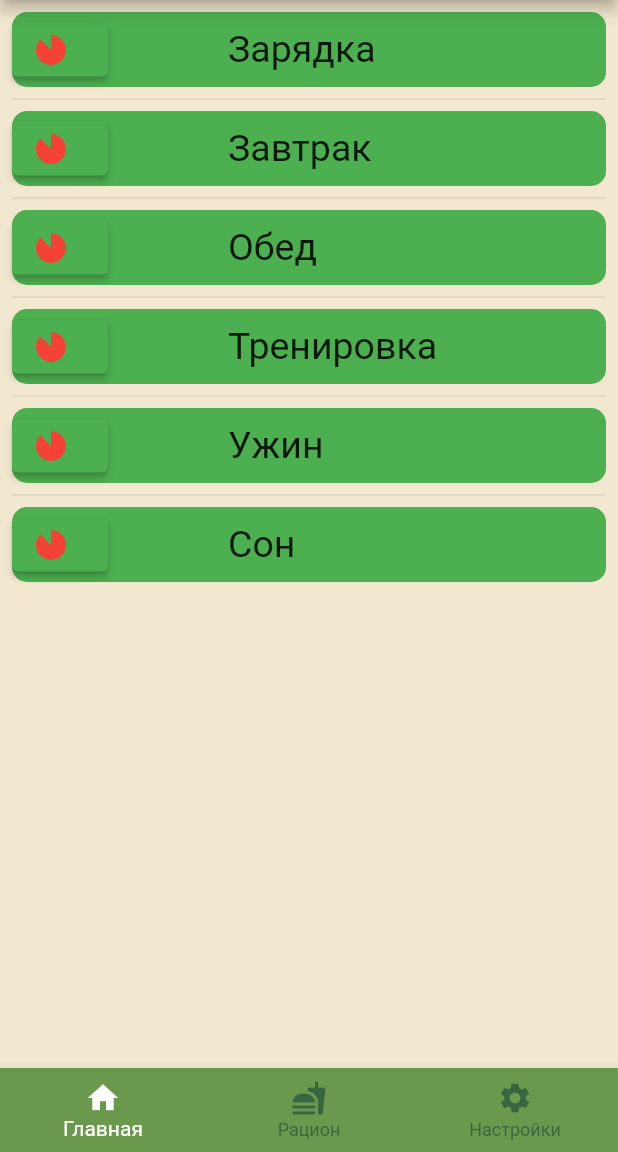
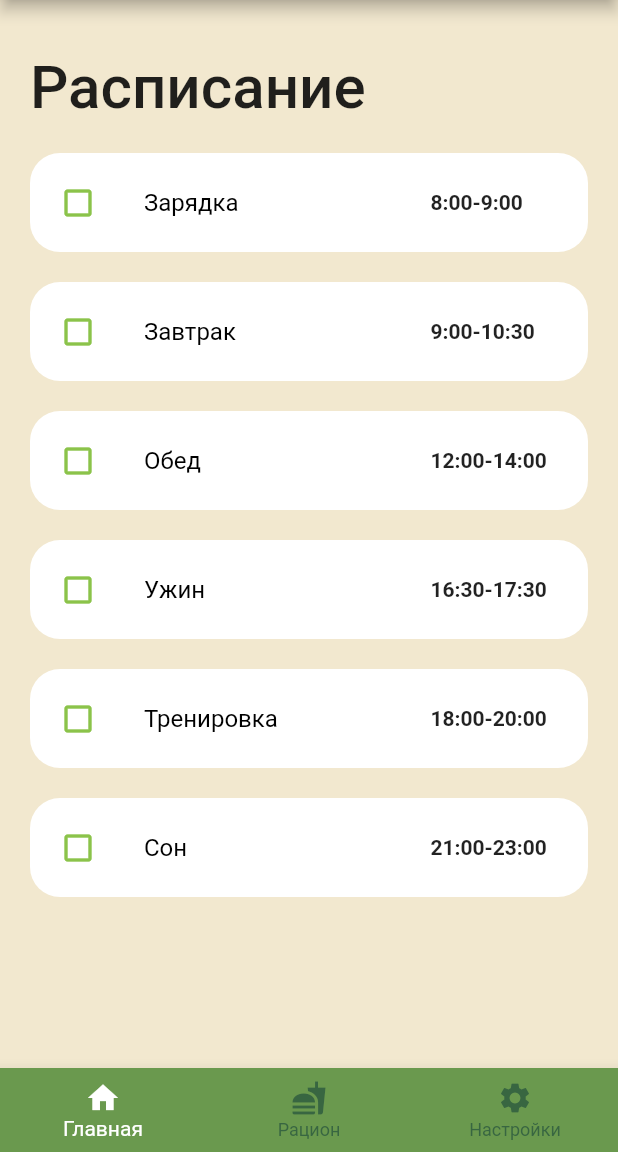
Before and after one commit to MrSolo501/Health-Helper, a Flutter app: the screen it shows after launch, on a phone screen of 412 x 824 dp, the part 84-1236 px from its top. Run offline on Flutter 3.47's test engine with Material 2 defaults, Android fonts, the phone set to English and light mode, and no system bars.

Commit message:
Добавил расписание

```diff
--- a/lib/pages/home_page.dart
+++ b/lib/pages/home_page.dart
@@ -13,9 +13,11 @@ class HomepageScreenWidget extends StatefulWidget {
 class _HomepageScreenWidgetState extends State<HomepageScreenWidget> {
   int _selectedScreen = 0;
   static const List<Widget> _widgetOptions = <Widget>[
-    TasksListWidget(),
+    TaskWidget(),
     EdaScreenWidget(),
+
     SettingsScreenWidget(),
+
   ];
 
   void onSelectScreen(int index) {
--- a/lib/tasks_list/tasks_list.dart
+++ b/lib/tasks_list/tasks_list.dart
@@ -1,48 +1,171 @@
 import 'package:flutter/material.dart';
+import 'package:health_helper/pages/home_page.dart';
 
-class TasksListWidget extends StatelessWidget {
-  const TasksListWidget({Key? key}) : super(key: key);
+class TaskWidget extends StatefulWidget {
+  const TaskWidget({super.key});
+
+  @override
+  State<StatefulWidget> createState() {
+    return _TaskWidget();
+  }
+}
+
+class _TaskWidget extends State<TaskWidget> {
+  final todosList = ToDo.todoList();
+  List<ToDo> _foundToDo = [];
+  final _todoController = TextEditingController();
 
   @override
   Widget build(BuildContext context) {
-    final List<String> entries = <String>[
-      'Зарядка',
-      'Завтрак',
-      'Обед',
-      'Тренировка',
-      'Ужин',
-      'Сон'
+    return Scaffold(
+      backgroundColor: Color.fromRGBO(242, 232, 207, 1),
+      body: Stack(
+        children: [
+          Container(
+            padding: EdgeInsets.symmetric(
+              horizontal: 20,
+              vertical: 15,
+            ),
+            child: Column(
+              children: [
+
+                Expanded(
+                  child: ListView(
+                    children: [
+                      Container(
+                        margin: EdgeInsets.only(
+                          top: 20,
+                          bottom: 20,
+                        ),
+                        child: Text(
+                          'Расписание',
+                          style: TextStyle(
+                            fontSize: 40,
+
+                            fontWeight: FontWeight.w500,
+                          ),
+                        ),
+                      ),
+                      for (ToDo todoo in todosList)
+                        ToDoItem(
+                          todo: todoo,
+                          onToDoChanged: _handleToDoChange,
+
+                        ),
+                    ],
+                  ),
+                )
+              ],
+            ),
+          ),
+
+        ],
+      ),
+    );
+  }
+
+  void _handleToDoChange(ToDo todo) {
+    setState(() {
+      todo.isDone = !todo.isDone;
+    });
+  }
+
+
+
+
+}
+
+
+class ToDo {
+  String? id;
+  String? todoText;
+  String? time;
+  bool isDone;
+
+  ToDo({
+    required this.id,
+    required this.todoText,
+    required this.time,
+    this.isDone = false,
+  });
+
+  static List<ToDo> todoList() {
+    return [
+      ToDo(id: '01', todoText: 'Зарядка',time:'8:00-9:00'),
+      ToDo(id: '02', todoText: 'Завтрак',time:'9:00-10:30' ),
+      ToDo(
+        id: '03',
+        todoText: 'Обед',
+          time:'12:00-14:00'
+      ),
+      ToDo(
+        id: '04',
+        todoText: 'Ужин',
+          time:'16:30-17:30'
+      ),
+      ToDo(
+        id: '05',
+        todoText: 'Тренировка',
+          time:'18:00-20:00'
+      ),
+      ToDo(
+        id: '06',
+        todoText: 'Сон',
+          time:'21:00-23:00'
+      ),
     ];
-    var col = Colors.green;
+  }
+}
 
-    return ListView.separated(
-      padding: const EdgeInsets.all(8),
-      itemCount: entries.length,
-      itemBuilder: (BuildContext context, int index) {
-        return Container(
-          decoration: BoxDecoration(
-              borderRadius: BorderRadius.all(Radius.circular(10)), color: col),
-          height: 50,
-          child: Row(
-            children: [
-              ElevatedButton.icon(
-                  onPressed: () {},
-                  icon: Icon(
-                    Icons.incomplete_circle_sharp,
-                    color: Colors.red,
-                  ),
-                  label: Text('')),
-              Padding(padding: EdgeInsets.fromLTRB(80,0, 50, 0),
-              child: Text(
-                '${entries[index]}',
-                style: TextStyle(fontSize: 25),
-              )),
-            ],
+class ToDoItem extends StatelessWidget {
+  final ToDo todo;
+  final onToDoChanged;
+
+
+  const ToDoItem({
+    Key? key,
+    required this.todo,
+    required this.onToDoChanged,
+  }) : super(key: key);
+
+  @override
+  Widget build(BuildContext context) {
+    return Container(
+      margin: EdgeInsets.only(bottom: 20),
+      child: ListTile(
+        onTap: () {
+          // print('Clicked on Todo Item.');
+          onToDoChanged(todo);
+        },
+        shape: RoundedRectangleBorder(
+          borderRadius: BorderRadius.circular(20),
+        ),
+        contentPadding: EdgeInsets.symmetric(horizontal: 20, vertical: 5),
+        tileColor: Colors.white,
+        leading: Icon(
+          todo.isDone ? Icons.check_box : Icons.check_box_outline_blank,
+          color: Colors.lightGreen,
+        ),
+        title: Text(
+          todo.todoText!,
+          style: TextStyle(
+            fontSize: 16,
+            color: Colors.black,
+            decoration: todo.isDone ? TextDecoration.lineThrough : null,
           ),
-        );
-        //child: Center(child: Text('Entry ${entries[index]}'))
-      },
-      separatorBuilder: (BuildContext context, int index) => const Divider(),
+        ),
+        trailing: Container(
+          // padding: EdgeInsets.all(0),
+          // margin: EdgeInsets.symmetric(vertical: 12),
+          height: 16,
+          width: 85,
+          // decoration: BoxDecoration(
+          //   color: Colors.red,
+          //   borderRadius: BorderRadius.circular(5),
+          // ),
+          child: Text(todo.time!,style: TextStyle(fontWeight: FontWeight.bold),)
+        ),
+      ),
     );
   }
 }
```
